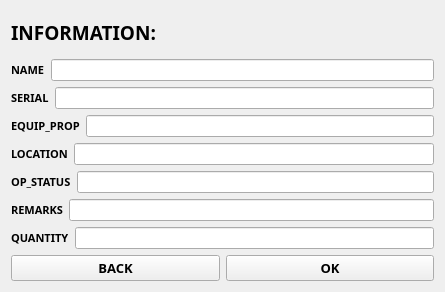
markytools/sume-borrower-app, file information.ui: the form before one commit.
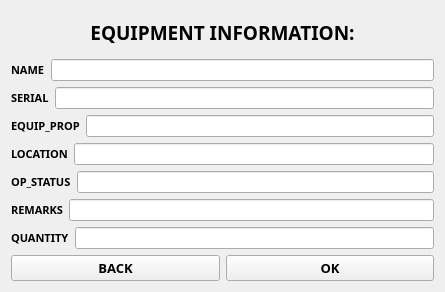
The form after the commit.

Diff of the .ui file:
```diff
--- a/information.ui
+++ b/information.ui
@@ -39,7 +39,10 @@
         </font>
        </property>
        <property name="text">
-        <string>INFORMATION:</string>
+        <string>EQUIPMENT INFORMATION:</string>
+       </property>
+       <property name="alignment">
+        <set>Qt::AlignCenter</set>
        </property>
       </widget>
      </item>
```
